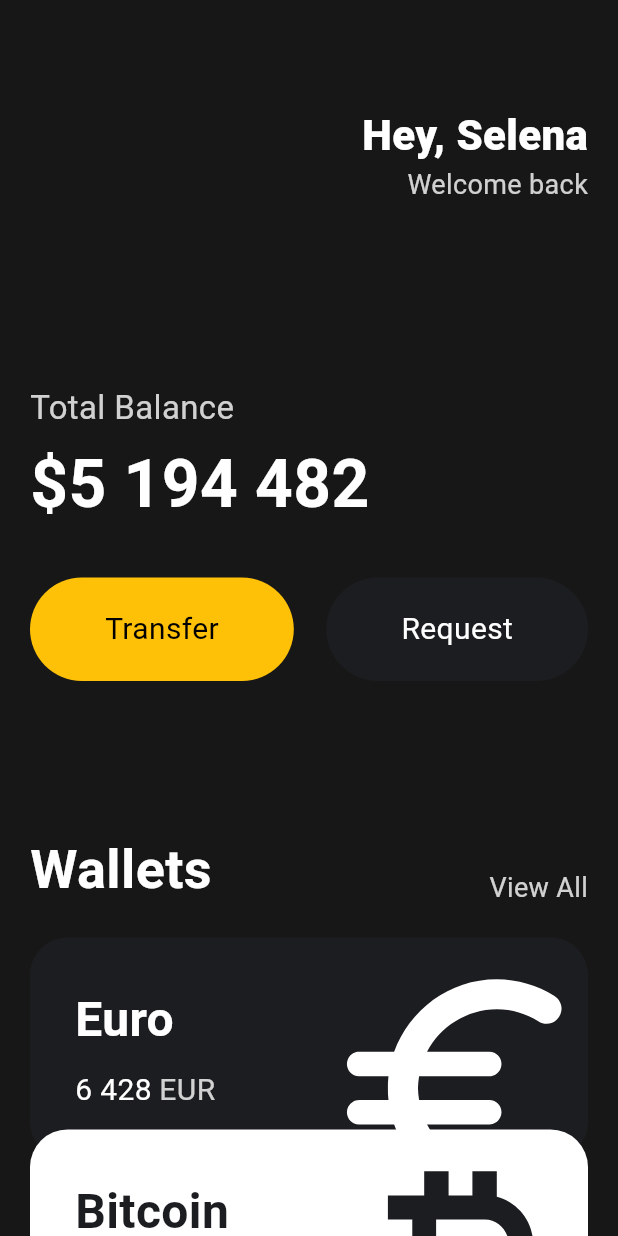
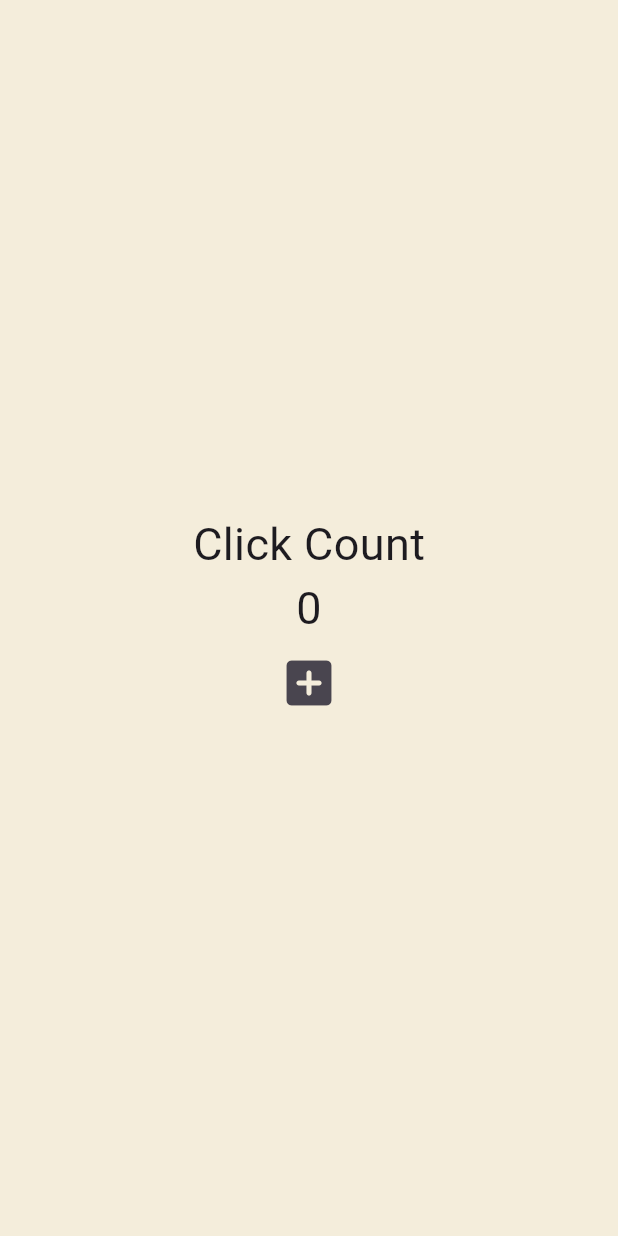
Before and after one commit to KeiPro/flutter_toonflix, a Flutter app: the screen it shows after launch, on a phone screen of 412 x 824 dp. Run offline on Flutter 3.47's test engine with Material 3 defaults, Android fonts, the phone set to English and light mode, and no system bars.

```diff
--- a/lib/main.dart
+++ b/lib/main.dart
@@ -6,154 +6,52 @@ void main() {
   runApp(const App());
 }
 
-class App extends StatelessWidget {
+class App extends StatefulWidget {
   const App({super.key});
+
+  @override
+  State<App> createState() => _AppState();
+}
+
+class _AppState extends State<App> {
+  int count = 0;
+
+  void onClicked() {
+    count = count + 1;
+  }
 
   @override
   Widget build(BuildContext context) {
     return MaterialApp(
       home: Scaffold(
-        backgroundColor: const Color(0xFF181718),
-        body: SingleChildScrollView(
-          child: Padding(
-            padding: const EdgeInsets.symmetric(
-              horizontal: 20,
-            ),
+        backgroundColor: const Color(0xFFF4EDDB),
+        body: Center(
           child: Column(
-              crossAxisAlignment: CrossAxisAlignment.start,
-              children: [
-                const SizedBox(
-                  height: 70,
-                ),
-                Row(
-                  mainAxisAlignment: MainAxisAlignment.end,
-                  children: [
-                    Column(
-                      crossAxisAlignment: CrossAxisAlignment.end,
+            mainAxisAlignment: MainAxisAlignment.center,
             children: [
               const Text(
-                          'Hey, Selena',
+                'Click Count',
                 style: TextStyle(
-                            color: Colors.white,
-                            fontSize: 28,
-                            fontWeight: FontWeight.w800,
+                  fontSize: 30,
                 ),
               ),
               Text(
-                          'Welcome back',
-                          style: TextStyle(
-                            color: Colors.white.withOpacity(0.8),
-                            fontSize: 18,
+                '$count',
+                style: const TextStyle(
+                  fontSize: 30,
                 ),
               ),
-                      ],
-                    ),
-                  ],
-                ),
-                const SizedBox(
-                  height: 120,
-                ),
-                Text(
-                  'Total Balance',
-                  style: TextStyle(
-                    fontSize: 22,
-                    color: Colors.white.withOpacity(0.8),
-                  ),
-                ),
-                const SizedBox(
-                  height: 5,
-                ),
-                const Text(
-                  '\$5 194 482',
-                  style: TextStyle(
-                    fontSize: 44,
-                    fontWeight: FontWeight.w600,
-                    color: Colors.white,
-                  ),
-                ),
-                const SizedBox(
-                  height: 30,
-                ),
-                const Row(
-                  mainAxisAlignment: MainAxisAlignment.spaceBetween,
-                  children: [
-                    Button(
-                      text: "Transfer",
-                      bgColor: Colors.amber,
-                      textColor: Colors.black,
-                    ),
-                    Button(
-                      text: "Request",
-                      bgColor: Color(0xFF1C1D20),
-                      textColor: Colors.white,
-                    ),
-                  ],
-                ),
-                const SizedBox(
-                  height: 100,
-                ),
-                Row(
-                  crossAxisAlignment: CrossAxisAlignment.end,
-                  mainAxisAlignment: MainAxisAlignment.spaceBetween,
-                  children: [
-                    const Text(
-                      'Wallets',
-                      style: TextStyle(
-                        color: Colors.white,
-                        fontSize: 36,
-                        fontWeight: FontWeight.w600,
-                      ),
-                    ),
-                    Text(
-                      'View All',
-                      style: TextStyle(
-                        color: Colors.white.withOpacity(0.8),
-                        fontSize: 18,
-                      ),
-                    ),
-                  ],
-                ),
-                const SizedBox(
-                  height: 20,
-                ),
-                const CurrencyCard(
-                  name: 'Euro',
-                  code: 'EUR',
-                  amount: '6 428',
-                  icon: Icons.euro_rounded,
-                  isInverted: false,
-                ),
-                Transform.translate(
-                  offset: const Offset(
-                    0,
-                    -20,
-                  ),
-                  child: const CurrencyCard(
-                    name: 'Bitcoin',
-                    code: 'BTC',
-                    amount: '9 785',
-                    icon: Icons.currency_bitcoin,
-                    isInverted: true,
-                  ),
-                ),
-                Transform.translate(
-                  offset: const Offset(
-                    0,
-                    -40,
-                  ),
-                  child: const CurrencyCard(
-                    name: 'Dollar',
-                    code: 'USD',
-                    amount: '428',
-                    icon: Icons.money,
-                    isInverted: false,
+              IconButton(
+                iconSize: 40,
+                onPressed: onClicked,
+                icon: const Icon(
+                  Icons.add_box_rounded,
                 ),
               ),
             ],
           ),
         ),
       ),
-      ),
     );
   }
 }
```
Lines whose indentation alone changed are shown as unchanged.
